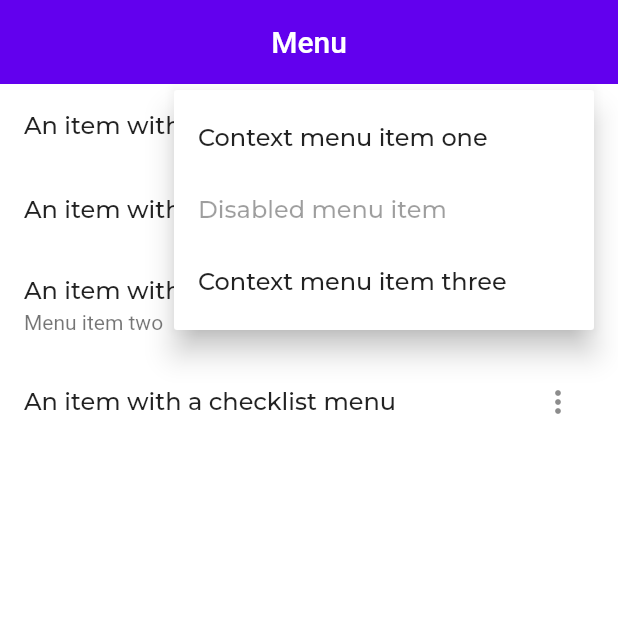
After one commit to luffyjie/flutter, a Flutter app: the MenuDemo screen opened by its route, after a tap on the "more vert" icon, on a phone screen of 412 x 824 dp, the top half of it. The commit adds this screen. Run offline on Flutter 3.47's test engine with Material 2 defaults, Android fonts, the phone set to English and light mode, and no system bars; our stand-ins replace flutter_localized_locales, flutter_swiper, google_fonts; generated files the repository leaves out were written again.

Commit message:
add menu demo

```diff
--- /dev/null
+++ b/flutter_autoLayout/lib/gallery/menu_demo.dart
@@ -0,0 +1,294 @@
+import 'package:flutter_autoLayout/public.dart';
+
+enum MenudemoType {
+  contextMenu,
+  sectionedMenu,
+  simpleMenu,
+  checklistMenu,
+}
+
+enum SimpleValue {
+  one,
+  two,
+  three,
+}
+
+enum CheckedValue {
+  one,
+  two,
+  three,
+  four,
+}
+
+class MenuDemo extends StatefulWidget {
+  @override
+  _MenuDemoState createState() => _MenuDemoState();
+}
+
+class _MenuDemoState extends State<MenuDemo> {
+  final GlobalKey<ScaffoldState> _scaffoldKey = GlobalKey<ScaffoldState>();
+
+  void showInSnackBar(String value) {
+    _scaffoldKey.currentState.hideCurrentSnackBar();
+    _scaffoldKey.currentState.showSnackBar(SnackBar(
+      content: Text(value),
+    ));
+  }
+
+  @override
+  Widget build(BuildContext context) {
+    return Scaffold(
+      key: _scaffoldKey,
+      appBar: AppBar(
+        title: Text(AutolayoutLocalizations.of(context).demoMenuTitle),
+        automaticallyImplyLeading: false,
+      ),
+      body: Column(
+        children: [
+          _ContextMenuDemo(showInSnackBar: showInSnackBar),
+          _SectionedMenuDemo(showInSnackBar: showInSnackBar),
+          _SimpleMenuDemo(showInSnackBar: showInSnackBar),
+          _ChecklistMenuDemo(showInSnackBar: showInSnackBar),
+        ],
+      ),
+    );
+  }
+}
+
+class _ContextMenuDemo extends StatelessWidget {
+  const _ContextMenuDemo({Key key, this.showInSnackBar}) : super(key: key);
+
+  final void Function(String vlaue) showInSnackBar;
+
+  @override
+  Widget build(BuildContext context) {
+    return ListTile(
+      title: Text(AutolayoutLocalizations.of(context)
+          .demoMenuAnItemWithAContextMenuButton),
+      trailing: PopupMenuButton<String>(
+        padding: EdgeInsets.zero,
+        onSelected: (value) => showInSnackBar(
+          AutolayoutLocalizations.of(context).demoMenuSelected(value),
+        ),
+        itemBuilder: (context) => <PopupMenuItem<String>>[
+          PopupMenuItem(
+            value:
+                AutolayoutLocalizations.of(context).demoMenuContextMenuItemOne,
+            child: Text(
+              AutolayoutLocalizations.of(context).demoMenuContextMenuItemOne,
+            ),
+          ),
+          PopupMenuItem(
+            enabled: false,
+            child: Text(
+                AutolayoutLocalizations.of(context).demoMenuADisabledMenuItem),
+          ),
+          PopupMenuItem(
+            value: AutolayoutLocalizations.of(context)
+                .demoMenuContextMenuItemThree,
+            child: Text(AutolayoutLocalizations.of(context)
+                .demoMenuContextMenuItemThree),
+          ),
+        ],
+      ),
+    );
+  }
+}
+
+class _SectionedMenuDemo extends StatelessWidget {
+  const _SectionedMenuDemo({Key key, this.showInSnackBar}) : super(key: key);
+
+  final void Function(String value) showInSnackBar;
+
+  @override
+  Widget build(BuildContext context) {
+    return ListTile(
+      title: Text(
+          AutolayoutLocalizations.of(context).demoMenuAnItemWithASectionedMenu),
+      trailing: PopupMenuButton<String>(
+        padding: EdgeInsets.zero,
+        onSelected: (value) => showInSnackBar(
+          AutolayoutLocalizations.of(context).demoMenuSelected(value),
+        ),
+        itemBuilder: (context) => <PopupMenuEntry<String>>[
+          PopupMenuItem<String>(
+            value: AutolayoutLocalizations.of(context).demoMenuPreview,
+            child: ListTile(
+              leading: const Icon(Icons.visibility),
+              title: Text(AutolayoutLocalizations.of(context).demoMenuPreview),
+            ),
+          ),
+          PopupMenuItem<String>(
+            value: AutolayoutLocalizations.of(context).demoMenuShare,
+            child: ListTile(
+              leading: const Icon(Icons.person_add),
+              title: Text(AutolayoutLocalizations.of(context).demoMenuShare),
+            ),
+          ),
+          PopupMenuItem<String>(
+            value: AutolayoutLocalizations.of(context).demoMenuGetLink,
+            child: ListTile(
+              leading: const Icon(Icons.link),
+              title: Text(AutolayoutLocalizations.of(context).demoMenuGetLink),
+            ),
+          ),
+          const PopupMenuDivider(),
+          PopupMenuItem(
+            child: ListTile(
+              leading: const Icon(Icons.delete),
+              title: Text(AutolayoutLocalizations.of(context).demoMenuRemove),
+            ),
+          ),
+        ],
+      ),
+    );
+  }
+}
+
+class _SimpleMenuDemo extends StatefulWidget {
+  const _SimpleMenuDemo({Key key, this.showInSnackBar}) : super(key: key);
+
+  final void Function(String value) showInSnackBar;
+
+  @override
+  _SimpleMenuDemoState createState() => _SimpleMenuDemoState();
+}
+
+class _SimpleMenuDemoState extends State<_SimpleMenuDemo> {
+  SimpleValue _simpleValue;
+
+  void showAndSetMenuSelection(BuildContext context, SimpleValue value) {
+    setState(() {
+      _simpleValue = value;
+    });
+    widget.showInSnackBar(
+      AutolayoutLocalizations.of(context).demoMenuSelected(
+        simpleValueToString(context, value),
+      ),
+    );
+  }
+
+  String simpleValueToString(BuildContext context, SimpleValue value) => {
+        SimpleValue.one:
+            AutolayoutLocalizations.of(context).demoMenuItemValueOne,
+        SimpleValue.two:
+            AutolayoutLocalizations.of(context).demoMenuItemValueTwo,
+        SimpleValue.three:
+            AutolayoutLocalizations.of(context).demoMenuItemValueThree,
+      }[value];
+
+  @override
+  void initState() {
+    super.initState();
+    _simpleValue = SimpleValue.two;
+  }
+
+  @override
+  Widget build(BuildContext context) {
+    return PopupMenuButton<SimpleValue>(
+      padding: EdgeInsets.zero,
+      initialValue: _simpleValue,
+      onSelected: (value) => showAndSetMenuSelection(context, value),
+      child: ListTile(
+        title: Text(
+            AutolayoutLocalizations.of(context).demoMenuAnItemWithASimpleMenu),
+        subtitle: Text(simpleValueToString(context, _simpleValue)),
+      ),
+      itemBuilder: (context) => <PopupMenuItem<SimpleValue>>[
+        PopupMenuItem<SimpleValue>(
+          value: SimpleValue.one,
+          child: Text(
+            simpleValueToString(context, SimpleValue.one),
+          ),
+        ),
+        PopupMenuItem<SimpleValue>(
+          value: SimpleValue.two,
+          child: Text(simpleValueToString(context, SimpleValue.two)),
+        ),
+        PopupMenuItem(
+          value: SimpleValue.three,
+          child: Text(simpleValueToString(context, SimpleValue.three)),
+        ),
+      ],
+    );
+  }
+}
+
+class _ChecklistMenuDemo extends StatefulWidget {
+  const _ChecklistMenuDemo({Key key, this.showInSnackBar}) : super(key: key);
+
+  final void Function(String value) showInSnackBar;
+
+  @override
+  _ChecklistMenuDemoState createState() => _ChecklistMenuDemoState();
+}
+
+class _ChecklistMenuDemoState extends State<_ChecklistMenuDemo> {
+  List<CheckedValue> _checkedValues;
+
+  @override
+  void initState() {
+    super.initState();
+    _checkedValues = [CheckedValue.three];
+  }
+
+  void showCheckedMenuSelections(BuildContext context, CheckedValue value) {
+    if (_checkedValues.contains(value)) {
+      setState(() {
+        _checkedValues.remove(value);
+      });
+    } else {
+      setState(() {
+        _checkedValues.add(value);
+      });
+    }
+    widget.showInSnackBar(
+      AutolayoutLocalizations.of(context).demoMenuChecked(
+        _checkedValues.map((value) => checkedValueToString(context, value)),
+      ),
+    );
+  }
+
+  String checkedValueToString(BuildContext context, CheckedValue value) => {
+        CheckedValue.one: AutolayoutLocalizations.of(context).demoMenuOne,
+        CheckedValue.two: AutolayoutLocalizations.of(context).demoMenuTwo,
+        CheckedValue.three: AutolayoutLocalizations.of(context).demoMenuThree,
+        CheckedValue.four: AutolayoutLocalizations.of(context).demoMenuFour,
+      }[value];
+
+  bool isChecked(CheckedValue value) => _checkedValues.contains(value);
+  @override
+  Widget build(BuildContext context) {
+    return ListTile(
+      title: Text(
+          AutolayoutLocalizations.of(context).demoMenuAnItemWithAChecklistMenu),
+      trailing: PopupMenuButton<CheckedValue>(
+        padding: EdgeInsets.zero,
+        onSelected: (value) => showCheckedMenuSelections(context, value),
+        itemBuilder: (context) => <PopupMenuItem<CheckedValue>>[
+          CheckedPopupMenuItem<CheckedValue>(
+            value: CheckedValue.one,
+            checked: isChecked(CheckedValue.one),
+            child: Text(checkedValueToString(context, CheckedValue.one)),
+          ),
+          CheckedPopupMenuItem<CheckedValue>(
+            value: CheckedValue.two,
+            enabled: false,
+            checked: isChecked(CheckedValue.two),
+            child: Text(checkedValueToString(context, CheckedValue.two)),
+          ),
+          CheckedPopupMenuItem<CheckedValue>(
+            value: CheckedValue.three,
+            checked: isChecked(CheckedValue.three),
+            child: Text(checkedValueToString(context, CheckedValue.three)),
+          ),
+          CheckedPopupMenuItem<CheckedValue>(
+            value: CheckedValue.four,
+            checked: isChecked(CheckedValue.four),
+            child: Text(checkedValueToString(context, CheckedValue.four)),
+          ),
+        ],
+      ),
+    );
+  }
+}
--- a/flutter_autoLayout/lib/gallery_public.dart
+++ b/flutter_autoLayout/lib/gallery_public.dart
@@ -14,3 +14,4 @@ export 'gallery/data_table_demo.dart';
 export 'gallery/dialog_demo.dart';
 export 'gallery/grid_list_demo.dart';
 export 'gallery/list_demo.dart';
+export 'gallery/menu_demo.dart';
--- a/flutter_autoLayout/lib/main.dart
+++ b/flutter_autoLayout/lib/main.dart
@@ -61,6 +61,7 @@ class MyApp extends StatelessWidget {
               '/list_demo': (BuildContext context) => ListDemo(
                     type: ListDemoType.twoLine,
                   ),
+              '/menu_demo': (BuildContext context) => MenuDemo(),
             },
             localizationsDelegates: const [
               ...AutolayoutLocalizations.localizationsDelegates,
@@ -94,8 +95,7 @@ class _MyHomePageSatate extends State<MyHomePage> {
           title: Text("Home"),
         ),
         body: SafeArea(
-          child: Column(
-            crossAxisAlignment: CrossAxisAlignment.start,
+          child: ListView(
             children: [
               Container(
                 alignment: Alignment.center,
@@ -184,6 +184,12 @@ class _MyHomePageSatate extends State<MyHomePage> {
                       Navigator.pushNamed(context, '/list_demo');
                     },
                   ),
+                  GalleryButton(
+                    name: "Menu demo",
+                    onPressed: () {
+                      Navigator.pushNamed(context, '/menu_demo');
+                    },
+                  ),
                 ],
               ),
               Row(
@@ -233,12 +239,6 @@ class _MyHomePageSatate extends State<MyHomePage> {
                   color: Colors.amber,
                   child: Text("Hello World"),
                 ),
-              ),
-              Expanded(
-                flex: 1,
-                child: Container(
-                  color: Colors.green,
-                ),
               )
             ],
           ),
```
